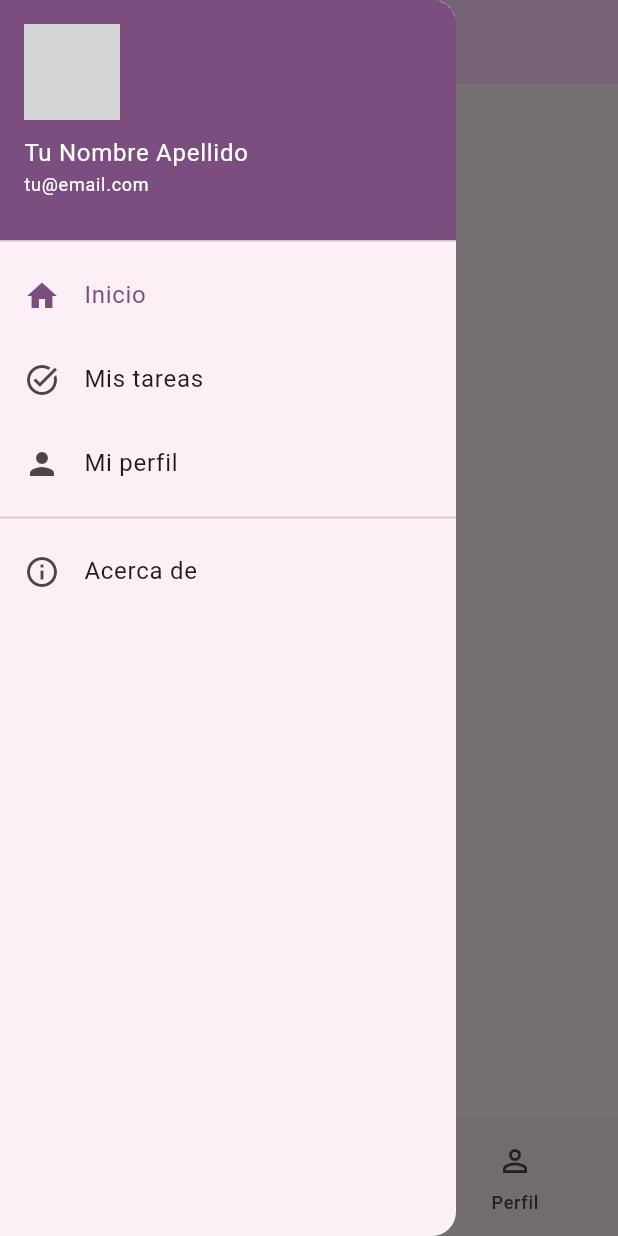
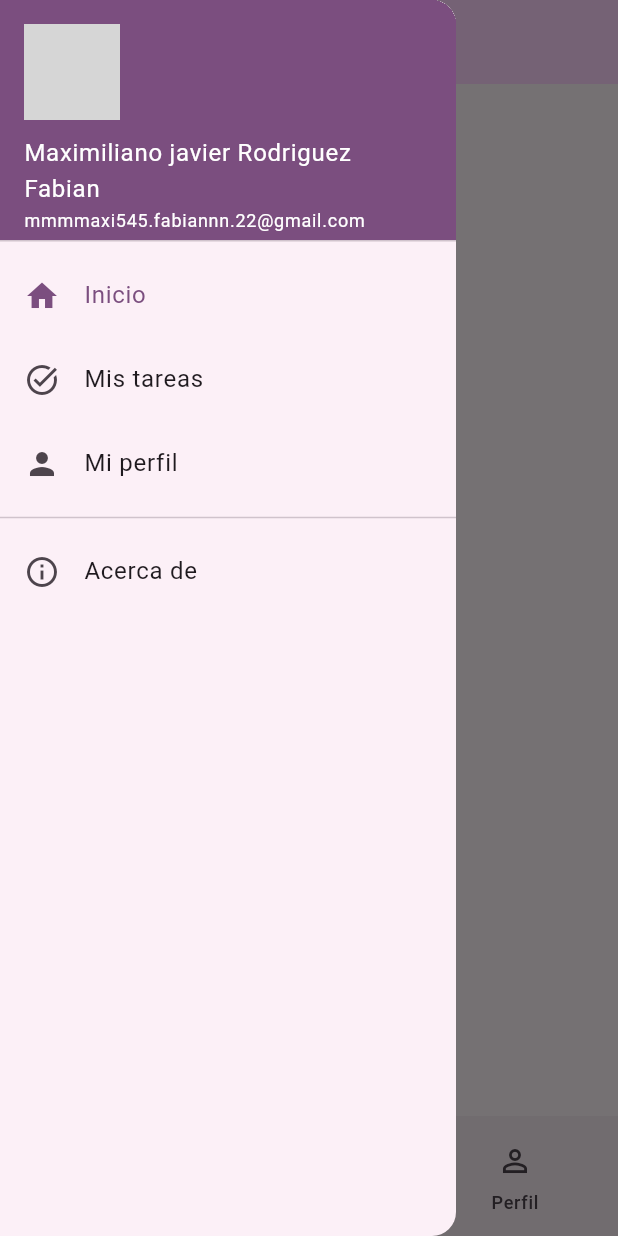
Before and after one commit to Max54522/desafio_4_tareas_riverpod, a Flutter app: the screen it shows after launch, with the side drawer open, on a phone screen of 412 x 824 dp. Run offline on Flutter 3.47's test engine with Material 3 defaults, Android fonts, the phone set to English and light mode, and no system bars; our stand-ins replace flutter_riverpod; network calls fail; grey boxes are pictures that could not be loaded.

Commit message:
Personalizo nombre y datos del perfil

```diff
--- a/lib/main.dart
+++ b/lib/main.dart
@@ -139,9 +139,9 @@ class _HomeScreenState extends State<HomeScreen> {
                     backgroundImage: NetworkImage(urlFoto),
                   ),
                   const SizedBox(height: 10),
-                  Text('Tu Nombre Apellido',
+                  Text('Maximiliano javier Rodriguez Fabian',
                       style: TextStyle(color: cs.onPrimary, fontSize: 16)),
-                  Text('tu@email.com',
+                  Text('mmmmaxi545.fabiannn.22@gmail.com',
                       style: TextStyle(color: cs.onPrimary, fontSize: 12)),
                 ],
               ),
@@ -378,7 +378,7 @@ class PerfilScreen extends StatelessWidget {
           ),
           const SizedBox(height: 16),
           const Text(
-            'Tu Nombre Apellido',
+            'Maximiliano Javier Rodriguez Fabian',
             style: TextStyle(fontSize: 24, fontWeight: FontWeight.bold),
           ),
           const SizedBox(height: 8),
```
